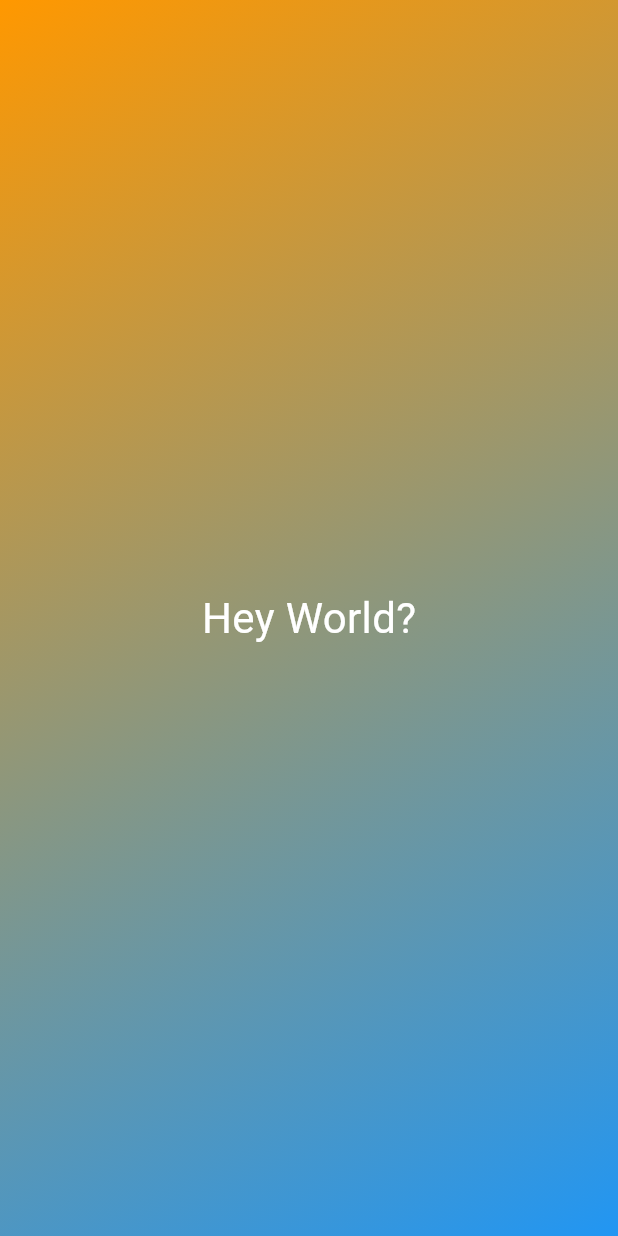
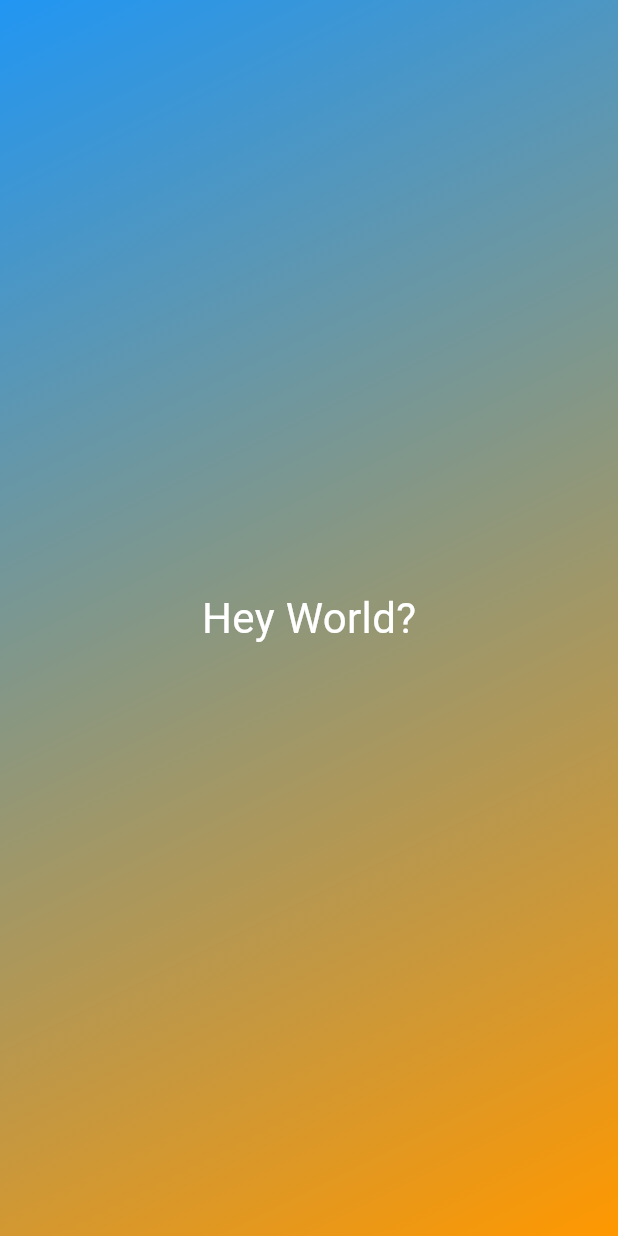
Before and after one commit to weitecklee/dice_app, a Flutter app: the screen it shows after launch, on a phone screen of 412 x 824 dp. Run offline on Flutter 3.47's test engine with Material 3 defaults, Android fonts, the phone set to English and light mode, and no system bars.

Commit message:
GradientContainer uses positional parameters

```diff
--- a/lib/gradient_container.dart
+++ b/lib/gradient_container.dart
@@ -2,7 +2,7 @@ import 'package:dice_app/styled_text.dart';
 import 'package:flutter/material.dart';
 
 class GradientContainer extends StatelessWidget {
-  const GradientContainer({super.key, required this.colors});
+  const GradientContainer(this.colors, {super.key});
 
   final List<Color> colors;
 
--- a/lib/main.dart
+++ b/lib/main.dart
@@ -6,9 +6,9 @@ void main() {
     const MaterialApp(
       home: Scaffold(
         body: GradientContainer(
-          colors: [
+          [
+            Colors.blue,
             Colors.orange,
-            Colors.blue,
           ],
         ),
       ),
```
